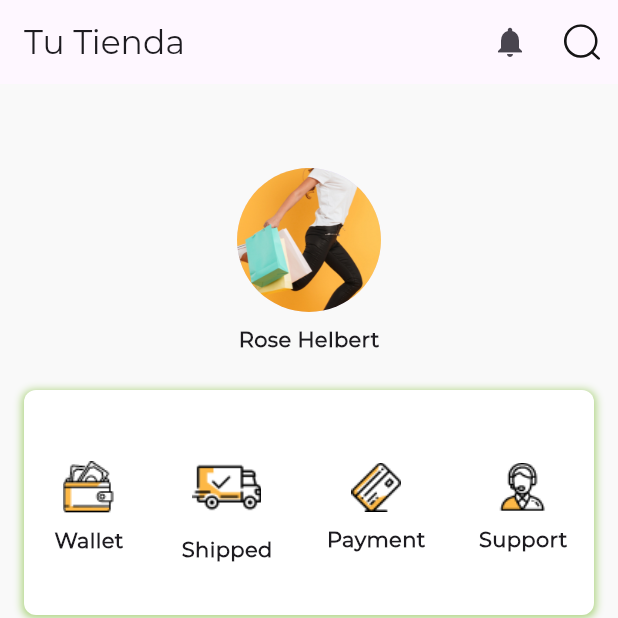
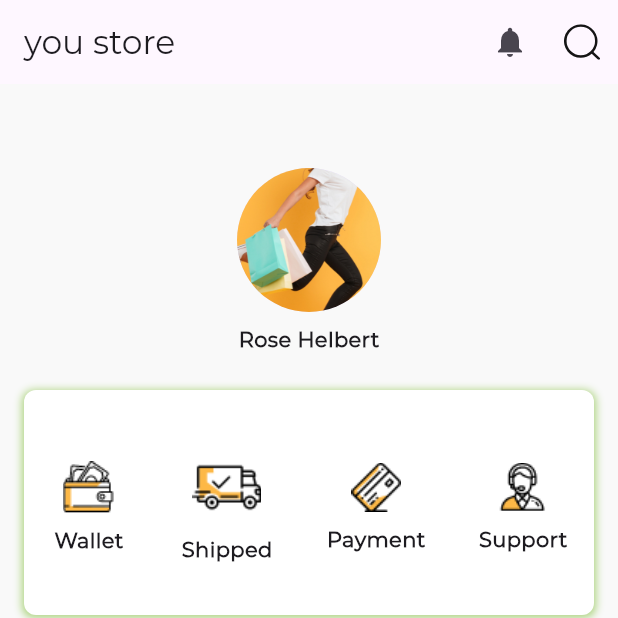
Before and after one commit to wanfer3434/my_new_project, a Flutter app: the screen it shows after launch, item 4 of the bottom bar chosen, on a phone screen of 412 x 824 dp, the top half of it. Run offline on Flutter 3.47's test engine with Material 3 defaults, Android fonts, the phone set to English and light mode, and no system bars; our stand-ins replace cached_network_image, card_swiper, cloud_firestore, firebase_core, flutter_rating_bar, flutter_svg and 2 more; missing offline and left inert: rubber; accounts and stored records are empty; network calls fail.

Commit message:
Actualizar main_page.dart en solo el titulo

```diff
--- a/lib/screens/main/main_page.dart
+++ b/lib/screens/main/main_page.dart
@@ -168,7 +168,7 @@ class _MainPageState extends State<MainPage> with TickerProviderStateMixin {
     return Scaffold(
       appBar: AppBar(
         title: !isSearching
-            ? Text('Tu Tienda')
+            ? Text('you store')
             : TextField(
           controller: searchController,
           style: TextStyle(color: Colors.black),
```
